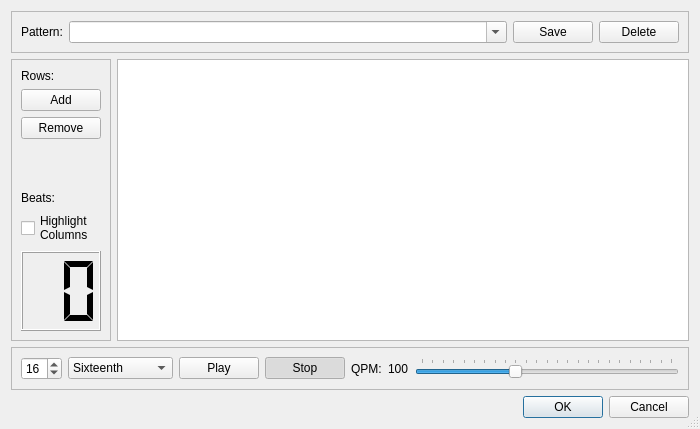
The window that src/drumgrid.ui (pedrolcl/kmetronome) describes before a commit, drawn with Qt 5.
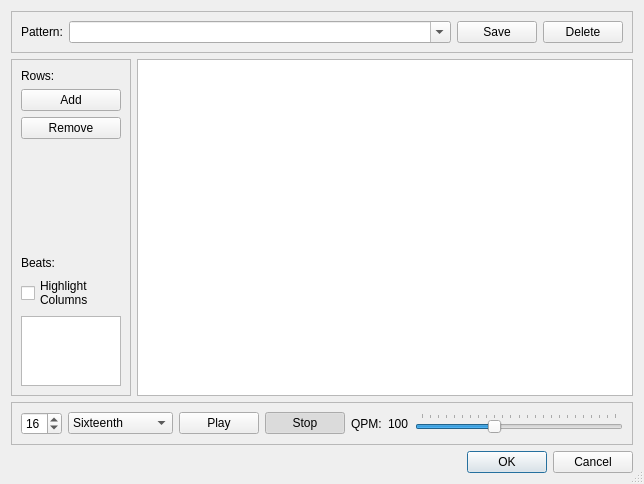
The same window after the commit. Icons and pictures are not drawn. Custom widgets are drawn as their Qt base class.

Commit message: replaced QLCDNumber by SVG based LCDNumberView

What changed in the file:
```diff
--- a/src/drumgrid.ui
+++ b/src/drumgrid.ui
@@ -26,8 +26,8 @@
    <rect>
     <x>0</x>
     <y>0</y>
-    <width>700</width>
-    <height>429</height>
+    <width>644</width>
+    <height>484</height>
    </rect>
   </property>
   <property name="windowIcon">
@@ -43,6 +43,12 @@
   <layout class="QGridLayout" name="gridLayout">
    <item row="1" column="0">
     <widget class="QFrame" name="leftFrame">
+     <property name="maximumSize">
+      <size>
+       <width>120</width>
+       <height>16777215</height>
+      </size>
+     </property>
      <property name="frameShape">
       <enum>QFrame::StyledPanel</enum>
      </property>
@@ -98,6 +104,12 @@
       </item>
       <item>
        <widget class="QLabel" name="label_2">
+        <property name="sizePolicy">
+         <sizepolicy hsizetype="Minimum" vsizetype="Preferred">
+          <horstretch>0</horstretch>
+          <verstretch>0</verstretch>
+         </sizepolicy>
+        </property>
         <property name="text">
          <string>Beats:</string>
         </property>
@@ -115,22 +127,16 @@
        </widget>
       </item>
       <item>
-       <widget class="QLCDNumber" name="beatNumber">
-        <property name="minimumSize">
+       <widget class="LCDNumberView" name="beatNumber">
+        <property name="maximumSize">
          <size>
-          <width>0</width>
-          <height>80</height>
+          <width>16777215</width>
+          <height>100</height>
          </size>
         </property>
         <property name="whatsThis">
          <string>This is the current beat number</string>
         </property>
-        <property name="digitCount">
-         <number>2</number>
-        </property>
-        <property name="segmentStyle">
-         <enum>QLCDNumber::Flat</enum>
-        </property>
        </widget>
       </item>
      </layout>
@@ -403,6 +409,13 @@
    </item>
   </layout>
  </widget>
+ <customwidgets>
+  <customwidget>
+   <class>LCDNumberView</class>
+   <extends>QGraphicsView</extends>
+   <header>lcdnumberview.h</header>
+  </customwidget>
+ </customwidgets>
  <tabstops>
   <tabstop>patternCombo</tabstop>
   <tabstop>saveButton</tabstop>
```
Left out of the diff: 16 changed lines with no effect on the pictures. The commit also changes 10 other files.
